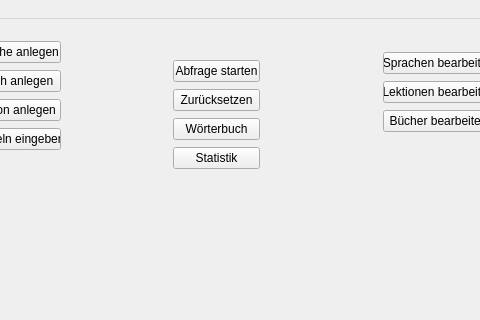
First picture: the form in UIs/MainWindow.ui, repository JPaehr/VokabelTrainer, before the edit; both pictures show x 107 to 587 and y 0 to 320 of the 800 by 600 pixel window.
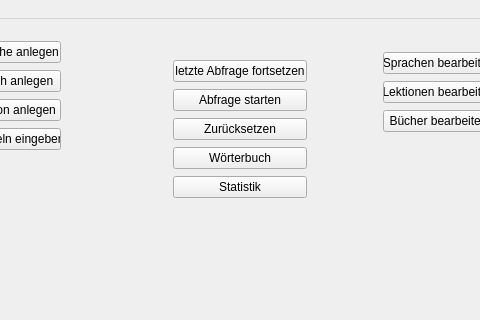
Second picture: the form after the edit.

Patch:
```diff
--- a/UIs/MainWindow.ui
+++ b/UIs/MainWindow.ui
@@ -19,11 +19,18 @@
      <rect>
       <x>280</x>
       <y>40</y>
-      <width>87</width>
-      <height>112</height>
+      <width>134</width>
+      <height>141</height>
      </rect>
     </property>
     <layout class="QVBoxLayout" name="verticalLayout_2">
+     <item>
+      <widget class="QPushButton" name="btnFortsetzen">
+       <property name="text">
+        <string>letzte Abfrage fortsetzen</string>
+       </property>
+      </widget>
+     </item>
      <item>
       <widget class="QPushButton" name="btnAbfrageStarten">
        <property name="text">
```
